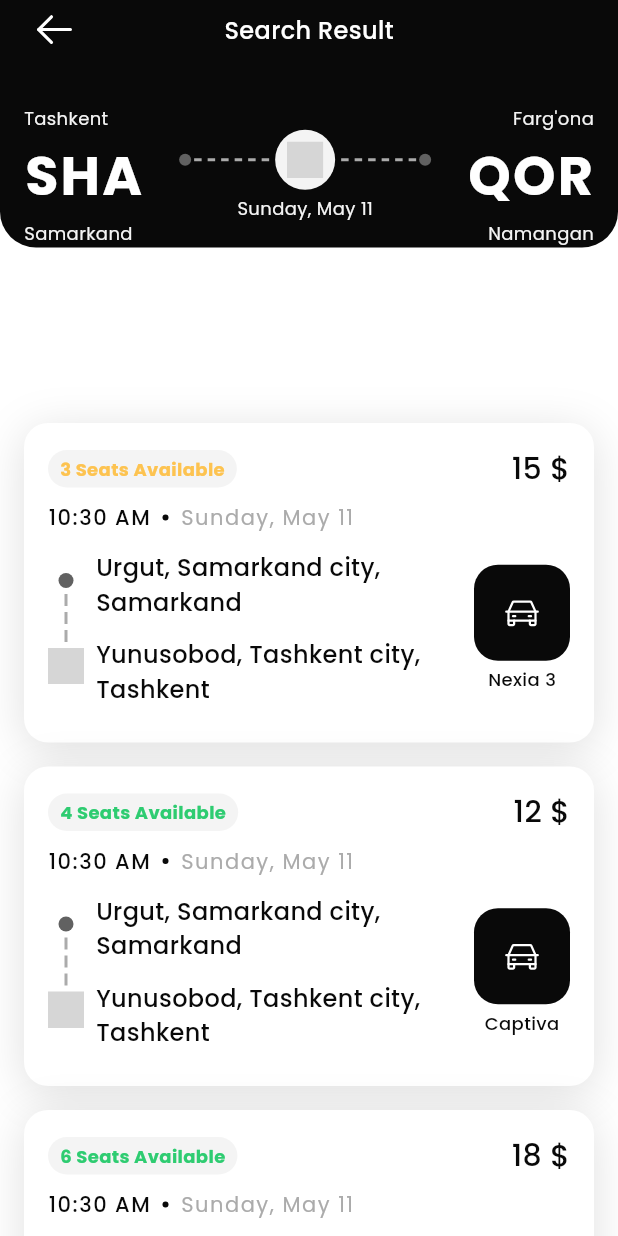
After one commit to IamKhuk/qadam, a Flutter app: the SearchResultScreen screen opened directly with sample values from the repository, on a phone screen of 412 x 824 dp. The commit adds this screen. Run offline on Flutter 3.47's test engine with Material 3 defaults, Android fonts, the light colour scheme and no system bars; our stand-ins replace flutter_svg, flutter_translate, pinput, shared_preferences; accounts and stored records are empty; grey boxes are pictures that could not be loaded.

Commit message:
SCRUM-12 - Created Trip Search Results Screen

```diff
--- a/assets/i18n/en.json
+++ b/assets/i18n/en.json
@@ -68,7 +68,9 @@
     "back": "Back",
     "language": "Language",
     "about_author": "About Author",
-    "select_trip_date": "Select Trip Date"
+    "select_trip_date": "Select Trip Date",
+    "trip_details": "Trip Details",
+    "search_result": "Search Result"
   },
   "news": {
     "news": "News",
@@ -88,6 +90,7 @@
     "nothing_found": "Nothing found"
   },
   "profile": {
+    "my_profile": "My Profile",
     "my_posts": "My Posts",
     "privacy_security": "Privacy & Security",
     "donate": "Donate",
--- a/lib/src/ui/menu/home/home_screen.dart
+++ b/lib/src/ui/menu/home/home_screen.dart
@@ -3,9 +3,11 @@ import 'package:flutter_svg/svg.dart';
 import 'package:flutter_translate/flutter_translate.dart';
 import 'package:qadam/src/model/location_model.dart';
 import 'package:qadam/src/ui/dialogs/bottom_dialog.dart';
+import 'package:qadam/src/ui/menu/home/search_result_screen.dart';
 import 'package:qadam/src/utils/utils.dart';
 
 import '../../../defaults/defaults.dart';
+import '../../../model/trip_model.dart';
 import '../../../theme/app_theme.dart';
 import '../../widgets/containers/destinations_container.dart';
 
@@ -347,7 +349,7 @@ class _HomeScreenState extends State<HomeScreen> {
                                               ),
                                               child: SvgPicture.asset(
                                                 height: 20,
-                                                'assets/icons/swap_horizontal.svg',
+                                                'assets/icons/swap_vertical.svg',
                                                 colorFilter:
                                                     const ColorFilter.mode(
                                                   Colors.white,
@@ -543,10 +545,10 @@ class _HomeScreenState extends State<HomeScreen> {
                                               letterSpacing: 1,
                                               height: 1.5,
                                             ),
-                                            onTap: (){
+                                            onTap: () {
                                               BottomDialog.showTripDateTime(
                                                 context,
-                                                    (date) {
+                                                (date) {
                                                   setState(() {
                                                     returnDateTime = date;
                                                     returnController.text =
@@ -596,7 +598,33 @@ class _HomeScreenState extends State<HomeScreen> {
                               SizedBox(
                                 height: 56,
                                 child: ElevatedButton(
-                                  onPressed: () {},
+                                  onPressed: () {
+                                    Navigator.push(
+                                      context,
+                                      MaterialPageRoute(
+                                        builder: (context) =>
+                                            SearchResultScreen(
+                                          trip: TripModel(
+                                            vehicleId: 0,
+                                            startTime: departureDate,
+                                            endTime: DateTime.now(),
+                                            pricePerSeat: '15',
+                                            availableSeats: 0,
+                                            startLocation: [
+                                              toRegion.id,
+                                              toCity.id,
+                                              toNeighborhood.id
+                                            ],
+                                            endLocation: [
+                                              fromRegion.id,
+                                              fromCity.id,
+                                              fromNeighborhood.id
+                                            ],
+                                          ),
+                                        ),
+                                      ),
+                                    );
+                                  },
                                   style: ElevatedButton.styleFrom(
                                     backgroundColor: AppTheme.purple,
                                     minimumSize: const Size.fromHeight(56),
--- /dev/null
+++ b/lib/src/ui/menu/home/search_result_screen.dart
@@ -0,0 +1,267 @@
+import 'package:flutter/material.dart';
+import 'package:flutter_svg/svg.dart';
+import 'package:flutter_translate/flutter_translate.dart';
+import 'package:qadam/src/model/trip_model.dart';
+import 'package:qadam/src/ui/widgets/containers/destinations_container.dart';
+import 'package:qadam/src/ui/widgets/texts/text_12h_400w.dart';
+import 'package:qadam/src/utils/utils.dart';
+import '../../../defaults/defaults.dart';
+import '../../../theme/app_theme.dart';
+import '../../widgets/texts/text_16h_500w.dart';
+
+class SearchResultScreen extends StatefulWidget {
+  const SearchResultScreen({super.key, required this.trip});
+
+  final TripModel trip;
+
+  @override
+  State<SearchResultScreen> createState() => _SearchResultScreenState();
+}
+
+class _SearchResultScreenState extends State<SearchResultScreen> {
+  @override
+  Widget build(BuildContext context) {
+    return Scaffold(
+      body: Stack(
+        children: [
+          ListView.builder(
+            itemCount: Defaults().trips.length,
+            padding: const EdgeInsets.only(
+              top: 282,
+              left: 16,
+              right: 16,
+              bottom: 32,
+            ),
+            itemBuilder: (context, index) {
+              return Column(
+                children: [
+                  DestinationsContainer(trip: Defaults().trips[index]),
+                  index != Defaults().trips.length - 1
+                      ? const SizedBox(height: 16)
+                      : const SizedBox(),
+                ],
+              );
+            },
+          ),
+          Column(
+            children: [
+              Container(
+                padding: const EdgeInsets.symmetric(horizontal: 16),
+                decoration: const BoxDecoration(
+                  color: AppTheme.black,
+                  borderRadius: BorderRadius.only(
+                    bottomLeft: Radius.circular(24),
+                    bottomRight: Radius.circular(24),
+                  ),
+                ),
+                child: SafeArea(
+                  child: Column(
+                    crossAxisAlignment: CrossAxisAlignment.start,
+                    children: [
+                      Row(
+                        mainAxisAlignment: MainAxisAlignment.spaceBetween,
+                        children: [
+                          InkWell(
+                            borderRadius: BorderRadius.circular(40),
+                            onTap: () {
+                              Navigator.pop(context);
+                            },
+                            child: Container(
+                              height: 40,
+                              width: 40,
+                              padding: const EdgeInsets.all(8),
+                              child: Center(
+                                child: SvgPicture.asset(
+                                  'assets/icons/arrow_left.svg',
+                                  height: 24,
+                                  width: 24,
+                                  colorFilter: const ColorFilter.mode(
+                                    Colors.white,
+                                    BlendMode.srcIn,
+                                  ),
+                                ),
+                              ),
+                            ),
+                          ),
+                          Text16h500w(
+                            title: translate("home.search_result"),
+                            color: Colors.white,
+                          ),
+                          const SizedBox(width: 40),
+                        ],
+                      ),
+                      const SizedBox(height: 30),
+                      Row(
+                        mainAxisAlignment: MainAxisAlignment.spaceBetween,
+                        crossAxisAlignment: CrossAxisAlignment.center,
+                        children: [
+                          Column(
+                            crossAxisAlignment: CrossAxisAlignment.start,
+                            children: [
+                              Text12h400w(
+                                title: Defaults()
+                                    .regions[widget.trip.startLocation[0] - 1]
+                                    .text,
+                                color: AppTheme.light,
+                              ),
+                              const SizedBox(height: 4),
+                              Text(
+                                safeSubstring(
+                                    Defaults()
+                                        .neighborhoods[
+                                            widget.trip.startLocation[2] - 1]
+                                        .text,
+                                    3),
+                                style: const TextStyle(
+                                  fontFamily: AppTheme.fontFamily,
+                                  fontSize: 36,
+                                  fontWeight: FontWeight.bold,
+                                  color: Colors.white,
+                                  letterSpacing: 1.5,
+                                ),
+                              ),
+                              const SizedBox(height: 4),
+                              Text12h400w(
+                                title: Defaults()
+                                    .cities[widget.trip.startLocation[1] - 1]
+                                    .text,
+                                color: AppTheme.light,
+                              ),
+                            ],
+                          ),
+                          const SizedBox(width: 16),
+                          Column(
+                            crossAxisAlignment: CrossAxisAlignment.center,
+                            children: [
+                              Row(
+                                crossAxisAlignment: CrossAxisAlignment.center,
+                                children: [
+                                  Container(
+                                    width: 8,
+                                    height: 8,
+                                    decoration: const BoxDecoration(
+                                      color: AppTheme.dark,
+                                      shape: BoxShape.circle,
+                                    ),
+                                  ),
+                                  const SizedBox(height: 2),
+                                  // 3 Vertical Lines (Stacked)
+                                  Row(
+                                    children: List.generate(
+                                      6,
+                                      (index) => Padding(
+                                        padding: const EdgeInsets.symmetric(
+                                            horizontal: 2),
+                                        child: Container(
+                                          width: 5,
+                                          height: 2,
+                                          color: AppTheme.gray,
+                                        ),
+                                      ),
+                                    ),
+                                  ),
+                                  Container(
+                                    padding: const EdgeInsets.all(8),
+                                    margin: const EdgeInsets.symmetric(
+                                        horizontal: 2),
+                                    decoration: BoxDecoration(
+                                      color: AppTheme.light,
+                                      borderRadius: BorderRadius.circular(24),
+                                    ),
+                                    child: SvgPicture.asset(
+                                      "assets/icons/map_pin.svg",
+                                      height: 24, // Adjust size as needed
+                                      width: 24,
+                                      colorFilter: const ColorFilter.mode(
+                                        AppTheme.purple,
+                                        BlendMode.srcIn,
+                                      ),
+                                    ),
+                                  ),
+                                  Row(
+                                    children: List.generate(
+                                      6,
+                                      (index) => Padding(
+                                        padding: const EdgeInsets.symmetric(
+                                            horizontal: 2),
+                                        child: Container(
+                                          width: 5,
+                                          height: 2,
+                                          color: AppTheme.gray,
+                                        ),
+                                      ),
+                                    ),
+                                  ),
+                                  const SizedBox(height: 2),
+                                  Container(
+                                    width: 8,
+                                    height: 8,
+                                    decoration: const BoxDecoration(
+                                      color: AppTheme.dark,
+                                      shape: BoxShape.circle,
+                                    ),
+                                  ),
+                                ],
+                              ),
+                              const SizedBox(height: 4),
+                              Text12h400w(
+                                title: Utils.scheduleDateFormat(
+                                    widget.trip.startTime),
+                                color: AppTheme.light,
+                              ),
+                            ],
+                          ),
+                          const SizedBox(width: 16),
+                          Column(
+                            crossAxisAlignment: CrossAxisAlignment.end,
+                            children: [
+                              Text12h400w(
+                                title: Defaults()
+                                    .regions[widget.trip.endLocation[0] - 1]
+                                    .text,
+                                color: AppTheme.light,
+                              ),
+                              const SizedBox(height: 4),
+                              Text(
+                                safeSubstring(
+                                    Defaults()
+                                        .neighborhoods[
+                                            widget.trip.endLocation[2] - 1]
+                                        .text,
+                                    3),
+                                style: const TextStyle(
+                                  fontFamily: AppTheme.fontFamily,
+                                  fontSize: 36,
+                                  fontWeight: FontWeight.bold,
+                                  color: Colors.white,
+                                  letterSpacing: 1.5,
+                                ),
+                              ),
+                              const SizedBox(height: 4),
+                              Text12h400w(
+                                title: Defaults()
+                                    .cities[widget.trip.endLocation[1] - 1]
+                                    .text,
+                                color: AppTheme.light,
+                              ),
+                            ],
+                          ),
+                        ],
+                      ),
+                    ],
+                  ),
+                ),
+              ),
+            ],
+          ),
+        ],
+      ),
+    );
+  }
+
+  String safeSubstring(String text, int length) {
+    return text.length >= length
+        ? text.substring(0, length).toUpperCase()
+        : text.toUpperCase();
+  }
+}
--- a/lib/src/ui/menu/home/trip_details_screen.dart
+++ b/lib/src/ui/menu/home/trip_details_screen.dart
@@ -1,4 +1,9 @@
 import 'package:flutter/material.dart';
+import 'package:flutter_translate/flutter_translate.dart';
+import 'package:qadam/src/ui/widgets/containers/leading_back.dart';
+import 'package:qadam/src/ui/widgets/texts/text_16h_500w.dart';
+
+import '../../../theme/app_theme.dart';
 
 class TripDetailsScreen extends StatefulWidget {
   const TripDetailsScreen({super.key});
@@ -11,11 +16,33 @@ class _TripDetailsScreenState extends State<TripDetailsScreen> {
   @override
   Widget build(BuildContext context) {
     return Scaffold(
-      appBar: AppBar(
-        title: const Text('Trip Details'),
-      ),
-      body: const Center(
-        child: Text('This is the Trip Details screen.'),
+      body: Stack(
+        children: [
+          Container(
+            decoration: const BoxDecoration(
+              color: AppTheme.black,
+              borderRadius: BorderRadius.only(
+                bottomLeft: Radius.circular(24),
+                bottomRight: Radius.circular(24),
+              ),
+            ),
+            child: SafeArea(
+              child: Column(
+                crossAxisAlignment: CrossAxisAlignment.start,
+                children: [
+                  Row(
+                    children: [
+                      const LeadingBack(),
+                      Text16h500w(
+                        title: translate("trip_details.trip_details"),
+                      ),
+                    ],
+                  )
+                ],
+              ),
+            ),
+          ),
+        ],
       ),
     );
   }
--- a/lib/src/ui/menu/main_screen.dart
+++ b/lib/src/ui/menu/main_screen.dart
@@ -2,7 +2,7 @@ import 'package:flutter/material.dart';
 import 'package:flutter_svg/svg.dart';
 import 'package:qadam/src/ui/menu/history/history.dart';
 import 'package:qadam/src/ui/menu/new_qadam/new_qadam.dart';
-import 'package:qadam/src/ui/menu/profile/Profile.dart';
+import 'package:qadam/src/ui/menu/profile/profile_screen.dart';
 import 'package:flutter/cupertino.dart';
 import '../../theme/app_theme.dart';
 import 'home/home_screen.dart';
@@ -21,7 +21,7 @@ class _MainScreenState extends State<MainScreen> {
     const HomeScreen(),
     const NewQadam(),
     const History(),
-    const Profile()
+    const ProfileScreen()
   ];
 
   @override
--- a/lib/src/ui/menu/profile/Profile.dart
+++ /dev/null
@@ -1,19 +0,0 @@
-import 'package:flutter/material.dart';
-
-class Profile extends StatefulWidget {
-  const Profile({super.key});
-
-  @override
-  State<Profile> createState() => _ProfileState();
-}
-
-class _ProfileState extends State<Profile> {
-  @override
-  Widget build(BuildContext context) {
-    return Scaffold(
-      body: Center(
-        child: Text("Profile"),
-      ),
-    );
-  }
-}
--- /dev/null
+++ b/lib/src/ui/menu/profile/profile_screen.dart
@@ -0,0 +1,33 @@
+import 'package:flutter/material.dart';
+import 'package:flutter_translate/flutter_translate.dart';
+import 'package:qadam/src/ui/widgets/texts/text_16h_500w.dart';
+
+class ProfileScreen extends StatefulWidget {
+  const ProfileScreen({super.key});
+
+  @override
+  State<ProfileScreen> createState() => _ProfileScreenState();
+}
+
+class _ProfileScreenState extends State<ProfileScreen> {
+  @override
+  Widget build(BuildContext context) {
+    return Scaffold(
+      appBar: AppBar(
+        title: Text16h500w(title: translate("profile.my_profile")),
+        centerTitle: true,
+      ),
+      body: ListView(
+        padding: const EdgeInsets.only(
+          top: 22,
+          bottom: 92,
+          left: 16,
+          right: 16,
+        ),
+        children: [
+
+        ],
+      ),
+    );
+  }
+}
--- a/lib/src/utils/utils.dart
+++ b/lib/src/utils/utils.dart
@@ -35,4 +35,48 @@ class Utils{
 
     return "$month ${time.day.toString()} at $hour:${time.minute} $hourFormat";
   }
+
+  static String scheduleDateFormat(DateTime time) {
+    String weekDay = '';
+    String month = '';
+    time.weekday == 1
+        ? weekDay = 'Monday'
+        : time.weekday == 2
+        ? weekDay = 'Tuesday'
+        : time.weekday == 3
+        ? weekDay = 'Wednesday'
+        : time.weekday == 4
+        ? weekDay = 'Thursday'
+        : time.weekday == 5
+        ? weekDay = 'Friday'
+        : time.weekday == 6
+        ? weekDay = 'Saturday'
+        : weekDay = 'Sunday';
+
+    time.month == 1
+        ? month = 'Jan'
+        : time.month == 2
+        ? month = 'Feb'
+        : time.month == 3
+        ? month = 'March'
+        : time.month == 4
+        ? month = 'Apr'
+        : time.month == 5
+        ? month = 'May'
+        : time.month == 6
+        ? month = 'June'
+        : time.month == 7
+        ? month = 'July'
+        : time.month == 8
+        ? month = 'Aug'
+        : time.month == 9
+        ? month = 'Sep'
+        : time.month == 10
+        ? month = 'Oct'
+        : time.month == 11
+        ? month = 'Nov'
+        : month = 'Dec';
+
+    return '$weekDay, $month ${time.day}';
+  }
 }
```
Also changed, not shown: assets/icons/swap_vertical.svg (added), pubspec.lock, 1 other file.
